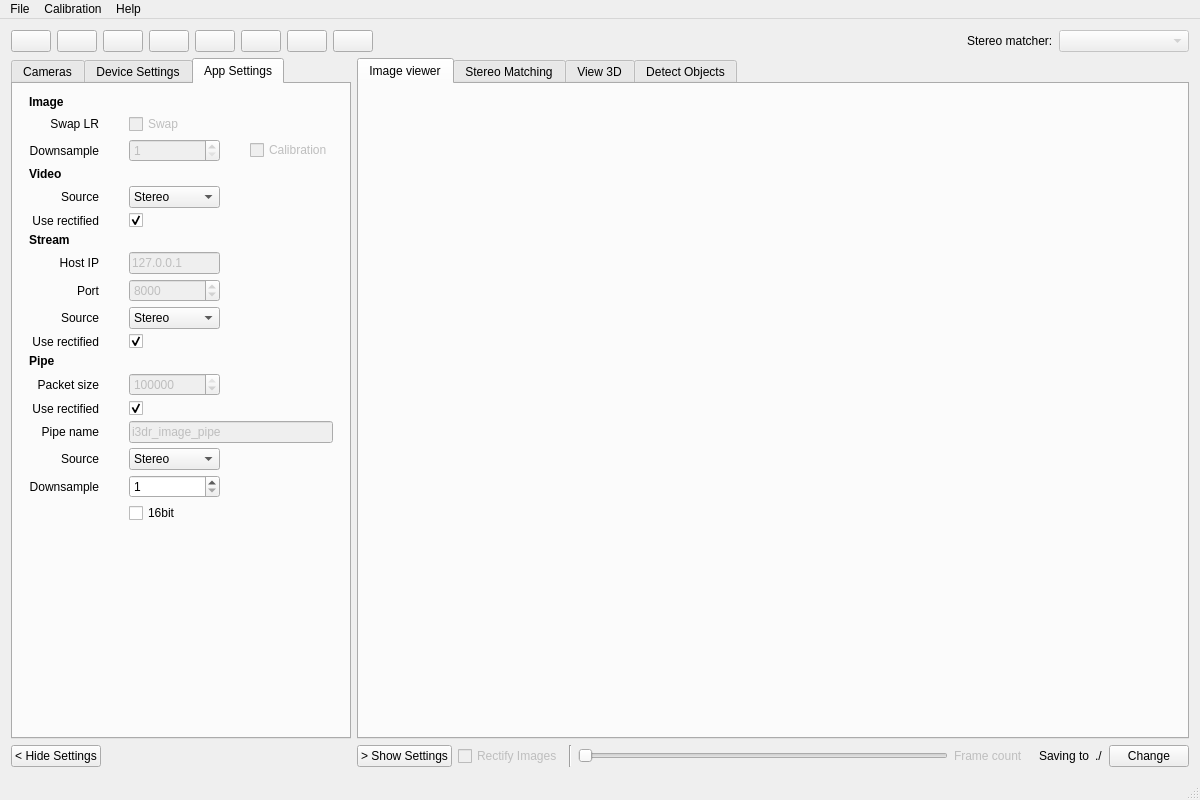
Qt form src/svtkwindow.ui (i3drobotics/stereo-vision-toolkit) before a commit.
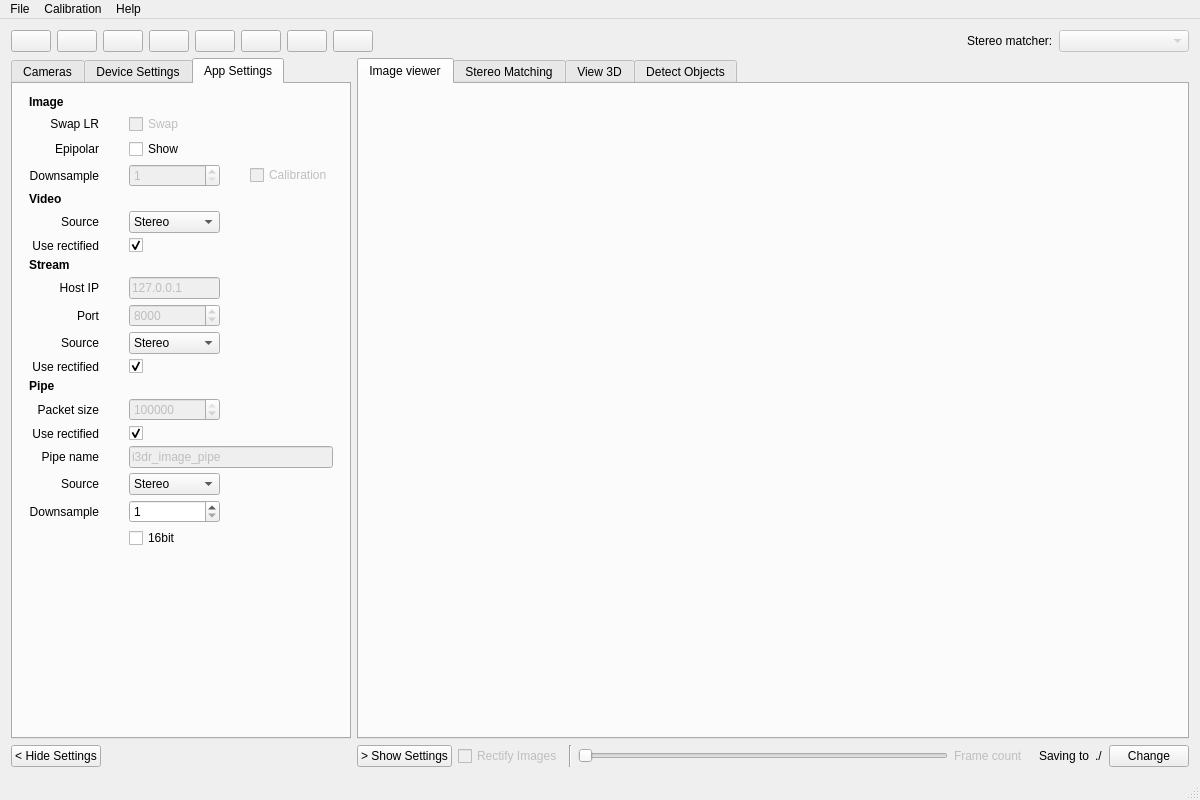
The same form after that commit. The open tabs and pages were chosen to show the change.

Commit message: add epipolar lines

Patch:
```diff
--- a/src/svtkwindow.ui
+++ b/src/svtkwindow.ui
@@ -799,30 +799,53 @@
                <property name="verticalSpacing">
                 <number>5</number>
                </property>
-               <item row="8" column="1">
-                <widget class="QSpinBox" name="spinBoxStreamPort">
-                 <property name="enabled">
-                  <bool>false</bool>
+               <item row="6" column="1">
+                <widget class="QCheckBox" name="checkBoxVideoUseRectified">
+                 <property name="text">
+                  <string/>
                  </property>
-                 <property name="maximum">
-                  <number>9999</number>
-                 </property>
-                 <property name="value">
-                  <number>8000</number>
+                 <property name="checked">
+                  <bool>true</bool>
                  </property>
                 </widget>
                </item>
-               <item row="5" column="0">
-                <widget class="QLabel" name="lblVideoUseRectified">
+               <item row="13" column="0">
+                <widget class="QLabel" name="lblPiperPacketSize">
                  <property name="text">
-                  <string>Use rectified</string>
+                  <string>Packet size</string>
                  </property>
                  <property name="alignment">
                   <set>Qt::AlignRight|Qt::AlignTrailing|Qt::AlignVCenter</set>
                  </property>
                 </widget>
                </item>
-               <item row="12" column="1">
+               <item row="22" column="1">
+                <spacer name="horizontalSpacer_10">
+                 <property name="orientation">
+                  <enum>Qt::Horizontal</enum>
+                 </property>
+                 <property name="sizeHint" stdset="0">
+                  <size>
+                   <width>40</width>
+                   <height>20</height>
+                  </size>
+                 </property>
+                </spacer>
+               </item>
+               <item row="22" column="2">
+                <spacer name="horizontalSpacer_11">
+                 <property name="orientation">
+                  <enum>Qt::Horizontal</enum>
+                 </property>
+                 <property name="sizeHint" stdset="0">
+                  <size>
+                   <width>40</width>
+                   <height>20</height>
+                  </size>
+                 </property>
+                </spacer>
+               </item>
+               <item row="13" column="1">
                 <widget class="QSpinBox" name="spinBoxPipePacketSize">
                  <property name="enabled">
                   <bool>false</bool>
@@ -838,115 +861,8 @@
                  </property>
                 </widget>
                </item>
-               <item row="6" column="0">
-                <widget class="QLabel" name="lblStreamerSettings">
-                 <property name="text">
-                  <string>&lt;html&gt;&lt;head/&gt;&lt;body&gt;&lt;p&gt;&lt;span style=&quot; font-weight:600;&quot;&gt;Stream&lt;/span&gt;&lt;/p&gt;&lt;/body&gt;&lt;/html&gt;</string>
-                 </property>
-                </widget>
-               </item>
-               <item row="21" column="1">
-                <spacer name="horizontalSpacer_10">
-                 <property name="orientation">
-                  <enum>Qt::Horizontal</enum>
-                 </property>
-                 <property name="sizeHint" stdset="0">
-                  <size>
-                   <width>40</width>
-                   <height>20</height>
-                  </size>
-                 </property>
-                </spacer>
-               </item>
-               <item row="15" column="0">
-                <widget class="QLabel" name="lblPipeSource">
-                 <property name="text">
-                  <string>Source</string>
-                 </property>
-                 <property name="alignment">
-                  <set>Qt::AlignRight|Qt::AlignTrailing|Qt::AlignVCenter</set>
-                 </property>
-                </widget>
-               </item>
-               <item row="9" column="0">
-                <widget class="QLabel" name="lblStreamerSource">
-                 <property name="text">
-                  <string>Source</string>
-                 </property>
-                 <property name="alignment">
-                  <set>Qt::AlignRight|Qt::AlignTrailing|Qt::AlignVCenter</set>
-                 </property>
-                </widget>
-               </item>
-               <item row="21" column="2">
-                <spacer name="horizontalSpacer_11">
-                 <property name="orientation">
-                  <enum>Qt::Horizontal</enum>
-                 </property>
-                 <property name="sizeHint" stdset="0">
-                  <size>
-                   <width>40</width>
-                   <height>20</height>
-                  </size>
-                 </property>
-                </spacer>
-               </item>
-               <item row="3" column="0">
-                <widget class="QLabel" name="lblVideoSettings">
-                 <property name="text">
-                  <string>&lt;html&gt;&lt;head/&gt;&lt;body&gt;&lt;p&gt;&lt;span style=&quot; font-weight:600;&quot;&gt;Video&lt;/span&gt;&lt;/p&gt;&lt;/body&gt;&lt;/html&gt;</string>
-                 </property>
-                </widget>
-               </item>
-               <item row="11" column="0">
-                <widget class="QLabel" name="lblPipeSettings">
-                 <property name="text">
-                  <string>&lt;html&gt;&lt;head/&gt;&lt;body&gt;&lt;p&gt;&lt;span style=&quot; font-weight:600;&quot;&gt;Pipe&lt;/span&gt;&lt;/p&gt;&lt;/body&gt;&lt;/html&gt;</string>
-                 </property>
-                </widget>
-               </item>
-               <item row="2" column="2">
-                <widget class="QCheckBox" name="toggleCalibrationDownsample">
-                 <property name="enabled">
-                  <bool>false</bool>
-                 </property>
-                 <property name="text">
-                  <string>Calibration</string>
-                 </property>
-                </widget>
-               </item>
                <item row="16" column="1">
-                <widget class="QSpinBox" name="spinBoxPipeDownsample">
-                 <property name="minimum">
-                  <number>1</number>
-                 </property>
-                 <property name="maximum">
-                  <number>10</number>
-                 </property>
-                </widget>
-               </item>
-               <item row="16" column="0">
-                <widget class="QLabel" name="label">
-                 <property name="text">
-                  <string>Downsample</string>
-                 </property>
-                 <property name="alignment">
-                  <set>Qt::AlignRight|Qt::AlignTrailing|Qt::AlignVCenter</set>
-                 </property>
-                </widget>
-               </item>
-               <item row="13" column="1">
-                <widget class="QCheckBox" name="checkBoxPiperUseRectified">
-                 <property name="text">
-                  <string/>
-                 </property>
-                 <property name="checked">
-                  <bool>true</bool>
-                 </property>
-                </widget>
-               </item>
-               <item row="4" column="1">
-                <widget class="QComboBox" name="comboBoxVideoSource">
+                <widget class="QComboBox" name="comboBoxPiperSource">
                  <item>
                   <property name="text">
                    <string>Stereo</string>
@@ -967,51 +883,36 @@
                    <string>Disparity</string>
                   </property>
                  </item>
+                 <item>
+                  <property name="text">
+                   <string>RGBD</string>
+                  </property>
+                 </item>
                 </widget>
                </item>
-               <item row="13" column="0">
-                <widget class="QLabel" name="lblPipeUseRectified">
+               <item row="9" column="0">
+                <widget class="QLabel" name="lblPort">
                  <property name="text">
-                  <string>Use rectified</string>
+                  <string>Port</string>
                  </property>
                  <property name="alignment">
                   <set>Qt::AlignRight|Qt::AlignTrailing|Qt::AlignVCenter</set>
                  </property>
                 </widget>
                </item>
-               <item row="14" column="0">
-                <widget class="QLabel" name="lblPipeName">
-                 <property name="text">
-                  <string>Pipe name</string>
+               <item row="9" column="1">
+                <widget class="QSpinBox" name="spinBoxStreamPort">
+                 <property name="enabled">
+                  <bool>false</bool>
                  </property>
-                 <property name="alignment">
-                  <set>Qt::AlignRight|Qt::AlignTrailing|Qt::AlignVCenter</set>
+                 <property name="maximum">
+                  <number>9999</number>
                  </property>
-                </widget>
-               </item>
-               <item row="7" column="0">
-                <widget class="QLabel" name="lblHostIP">
-                 <property name="text">
-                  <string>Host IP</string>
+                 <property name="value">
+                  <number>8000</number>
                  </property>
-                 <property name="alignment">
-                  <set>Qt::AlignRight|Qt::AlignTrailing|Qt::AlignVCenter</set>
-                 </property>
                 </widget>
                </item>
-               <item row="23" column="1">
-                <spacer name="verticalSpacer_4">
-                 <property name="orientation">
-                  <enum>Qt::Vertical</enum>
-                 </property>
-                 <property name="sizeHint" stdset="0">
-                  <size>
-                   <width>20</width>
-                   <height>40</height>
-                  </size>
-                 </property>
-                </spacer>
-               </item>
                <item row="0" column="0">
                 <widget class="QLabel" name="lblImageSettings">
                  <property name="text">
@@ -1019,33 +920,20 @@
                  </property>
                 </widget>
                </item>
-               <item row="10" column="0">
-                <widget class="QLabel" name="lblStreamerUseRectified">
+               <item row="15" column="0">
+                <widget class="QLabel" name="lblPipeName">
                  <property name="text">
-                  <string>Use rectified</string>
+                  <string>Pipe name</string>
                  </property>
                  <property name="alignment">
                   <set>Qt::AlignRight|Qt::AlignTrailing|Qt::AlignVCenter</set>
                  </property>
                 </widget>
                </item>
-               <item row="10" column="1">
-                <widget class="QCheckBox" name="checkBoxStreamerUseRectified">
+               <item row="18" column="1">
+                <widget class="QCheckBox" name="checkBox16">
                  <property name="text">
-                  <string/>
-                 </property>
-                 <property name="checked">
-                  <bool>true</bool>
-                 </property>
-                </widget>
-               </item>
-               <item row="14" column="1" colspan="2">
-                <widget class="QLineEdit" name="txtPipeName">
-                 <property name="enabled">
-                  <bool>false</bool>
-                 </property>
-                 <property name="text">
-                  <string>i3dr_image_pipe</string>
+                  <string>16bit</string>
                  </property>
                 </widget>
                </item>
@@ -1062,79 +950,30 @@
                  </property>
                 </widget>
                </item>
-               <item row="5" column="1">
-                <widget class="QCheckBox" name="checkBoxVideoUseRectified">
+               <item row="6" column="0">
+                <widget class="QLabel" name="lblVideoUseRectified">
                  <property name="text">
-                  <string/>
+                  <string>Use rectified</string>
                  </property>
-                 <property name="checked">
-                  <bool>true</bool>
+                 <property name="alignment">
+                  <set>Qt::AlignRight|Qt::AlignTrailing|Qt::AlignVCenter</set>
                  </property>
                 </widget>
                </item>
-               <item row="21" column="0">
-                <spacer name="horizontalSpacer_9">
+               <item row="24" column="1">
+                <spacer name="verticalSpacer_4">
                  <property name="orientation">
-                  <enum>Qt::Horizontal</enum>
+                  <enum>Qt::Vertical</enum>
                  </property>
                  <property name="sizeHint" stdset="0">
                   <size>
-                   <width>40</width>
-                   <height>20</height>
+                   <width>20</width>
+                   <height>40</height>
                   </size>
                  </property>
                 </spacer>
                </item>
-               <item row="4" column="0">
-                <widget class="QLabel" name="lblVideoSource">
-                 <property name="text">
-                  <string>Source</string>
-                 </property>
-                 <property name="alignment">
-                  <set>Qt::AlignRight|Qt::AlignTrailing|Qt::AlignVCenter</set>
-                 </property>
-                </widget>
-               </item>
-               <item row="15" column="1">
-                <widget class="QComboBox" name="comboBoxPiperSource">
-                 <item>
-                  <property name="text">
-                   <string>Stereo</string>
-                  </property>
-                 </item>
-                 <item>
-                  <property name="text">
-                   <string>Left</string>
-                  </property>
-                 </item>
-                 <item>
-                  <property name="text">
-                   <string>Right</string>
-                  </property>
-                 </item>
-                 <item>
-                  <property name="text">
-                   <string>Disparity</string>
-                  </property>
-                 </item>
-                 <item>
-                  <property name="text">
-                   <string>RGBD</string>
-                  </property>
-                 </item>
-                </widget>
-               </item>
-               <item row="12" column="0">
-                <widget class="QLabel" name="lblPiperPacketSize">
-                 <property name="text">
-                  <string>Packet size</string>
-                 </property>
-                 <property name="alignment">
-                  <set>Qt::AlignRight|Qt::AlignTrailing|Qt::AlignVCenter</set>
-                 </property>
-                </widget>
-               </item>
-               <item row="2" column="1">
+               <item row="3" column="1">
                 <widget class="QSpinBox" name="spinBoxDownsample">
                  <property name="enabled">
                   <bool>false</bool>
@@ -1159,7 +998,91 @@
                  </property>
                 </widget>
                </item>
-               <item row="2" column="0">
+               <item row="10" column="1">
+                <widget class="QComboBox" name="comboBoxStreamerSource">
+                 <item>
+                  <property name="text">
+                   <string>Stereo</string>
+                  </property>
+                 </item>
+                 <item>
+                  <property name="text">
+                   <string>Left</string>
+                  </property>
+                 </item>
+                 <item>
+                  <property name="text">
+                   <string>Right</string>
+                  </property>
+                 </item>
+                 <item>
+                  <property name="text">
+                   <string>Disparity</string>
+                  </property>
+                 </item>
+                </widget>
+               </item>
+               <item row="14" column="0">
+                <widget class="QLabel" name="lblPipeUseRectified">
+                 <property name="text">
+                  <string>Use rectified</string>
+                 </property>
+                 <property name="alignment">
+                  <set>Qt::AlignRight|Qt::AlignTrailing|Qt::AlignVCenter</set>
+                 </property>
+                </widget>
+               </item>
+               <item row="17" column="0">
+                <widget class="QLabel" name="label">
+                 <property name="text">
+                  <string>Downsample</string>
+                 </property>
+                 <property name="alignment">
+                  <set>Qt::AlignRight|Qt::AlignTrailing|Qt::AlignVCenter</set>
+                 </property>
+                </widget>
+               </item>
+               <item row="5" column="0">
+                <widget class="QLabel" name="lblVideoSource">
+                 <property name="text">
+                  <string>Source</string>
+                 </property>
+                 <property name="alignment">
+                  <set>Qt::AlignRight|Qt::AlignTrailing|Qt::AlignVCenter</set>
+                 </property>
+                </widget>
+               </item>
+               <item row="11" column="0">
+                <widget class="QLabel" name="lblStreamerUseRectified">
+                 <property name="text">
+                  <string>Use rectified</string>
+                 </property>
+                 <property name="alignment">
+                  <set>Qt::AlignRight|Qt::AlignTrailing|Qt::AlignVCenter</set>
+                 </property>
+                </widget>
+               </item>
+               <item row="8" column="1">
+                <widget class="QLineEdit" name="txtStreamerHostIP">
+                 <property name="enabled">
+                  <bool>false</bool>
+                 </property>
+                 <property name="text">
+                  <string>127.0.0.1</string>
+                 </property>
+                </widget>
+               </item>
+               <item row="16" column="0">
+                <widget class="QLabel" name="lblPipeSource">
+                 <property name="text">
+                  <string>Source</string>
+                 </property>
+                 <property name="alignment">
+                  <set>Qt::AlignRight|Qt::AlignTrailing|Qt::AlignVCenter</set>
+                 </property>
+                </widget>
+               </item>
+               <item row="3" column="0">
                 <widget class="QLabel" name="lblDownsample">
                  <property name="enabled">
                   <bool>true</bool>
@@ -1172,16 +1095,134 @@
                  </property>
                 </widget>
                </item>
+               <item row="4" column="0">
+                <widget class="QLabel" name="lblVideoSettings">
+                 <property name="text">
+                  <string>&lt;html&gt;&lt;head/&gt;&lt;body&gt;&lt;p&gt;&lt;span style=&quot; font-weight:600;&quot;&gt;Video&lt;/span&gt;&lt;/p&gt;&lt;/body&gt;&lt;/html&gt;</string>
+                 </property>
+                </widget>
+               </item>
+               <item row="14" column="1">
+                <widget class="QCheckBox" name="checkBoxPiperUseRectified">
+                 <property name="text">
+                  <string/>
+                 </property>
+                 <property name="checked">
+                  <bool>true</bool>
+                 </property>
+                </widget>
+               </item>
+               <item row="22" column="0">
+                <spacer name="horizontalSpacer_9">
+                 <property name="orientation">
+                  <enum>Qt::Horizontal</enum>
+                 </property>
+                 <property name="sizeHint" stdset="0">
+                  <size>
+                   <width>40</width>
+                   <height>20</height>
+                  </size>
+                 </property>
+                </spacer>
+               </item>
                <item row="8" column="0">
-                <widget class="QLabel" name="lblPort">
+                <widget class="QLabel" name="lblHostIP">
                  <property name="text">
-                  <string>Port</string>
+                  <string>Host IP</string>
                  </property>
                  <property name="alignment">
                   <set>Qt::AlignRight|Qt::AlignTrailing|Qt::AlignVCenter</set>
                  </property>
                 </widget>
                </item>
+               <item row="15" column="1" colspan="2">
+                <widget class="QLineEdit" name="txtPipeName">
+                 <property name="enabled">
+                  <bool>false</bool>
+                 </property>
+                 <property name="text">
+                  <string>i3dr_image_pipe</string>
+                 </property>
+                </widget>
+               </item>
+               <item row="12" column="0">
+                <widget class="QLabel" name="lblPipeSettings">
+                 <property name="text">
+                  <string>&lt;html&gt;&lt;head/&gt;&lt;body&gt;&lt;p&gt;&lt;span style=&quot; font-weight:600;&quot;&gt;Pipe&lt;/span&gt;&lt;/p&gt;&lt;/body&gt;&lt;/html&gt;</string>
+                 </property>
+                </widget>
+               </item>
+               <item row="3" column="2">
+                <widget class="QCheckBox" name="toggleCalibrationDownsample">
+                 <property name="enabled">
+                  <bool>false</bool>
+                 </property>
+                 <property name="text">
+                  <string>Calibration</string>
+                 </property>
+                </widget>
+               </item>
+               <item row="7" column="0">
+                <widget class="QLabel" name="lblStreamerSettings">
+                 <property name="text">
+                  <string>&lt;html&gt;&lt;head/&gt;&lt;body&gt;&lt;p&gt;&lt;span style=&quot; font-weight:600;&quot;&gt;Stream&lt;/span&gt;&lt;/p&gt;&lt;/body&gt;&lt;/html&gt;</string>
+                 </property>
+                </widget>
+               </item>
+               <item row="10" column="0">
+                <widget class="QLabel" name="lblStreamerSource">
+                 <property name="text">
+                  <string>Source</string>
+                 </property>
+                 <property name="alignment">
+                  <set>Qt::AlignRight|Qt::AlignTrailing|Qt::AlignVCenter</set>
+                 </property>
+                </widget>
+               </item>
+               <item row="5" column="1">
+                <widget class="QComboBox" name="comboBoxVideoSource">
+                 <item>
+                  <property name="text">
+                   <string>Stereo</string>
+                  </property>
+                 </item>
+                 <item>
+                  <property name="text">
+                   <string>Left</string>
+                  </property>
+                 </item>
+                 <item>
+                  <property name="text">
+                   <string>Right</string>
+                  </property>
+                 </item>
+                 <item>
+                  <property name="text">
+                   <string>Disparity</string>
+                  </property>
+                 </item>
+                </widget>
+               </item>
+               <item row="11" column="1">
+                <widget class="QCheckBox" name="checkBoxStreamerUseRectified">
+                 <property name="text">
+                  <string/>
+                 </property>
+                 <property name="checked">
+                  <bool>true</bool>
+                 </property>
+                </widget>
+               </item>
+               <item row="17" column="1">
+                <widget class="QSpinBox" name="spinBoxPipeDownsample">
+                 <property name="minimum">
+                  <number>1</number>
+                 </property>
+                 <property name="maximum">
+                  <number>10</number>
+                 </property>
+                </widget>
+               </item>
                <item row="1" column="1">
                 <widget class="QCheckBox" name="toggleSwapLeftRight">
                  <property name="enabled">
@@ -1201,44 +1242,20 @@
                  </property>
                 </widget>
                </item>
-               <item row="9" column="1">
-                <widget class="QComboBox" name="comboBoxStreamerSource">
-                 <item>
-                  <property name="text">
-                   <string>Stereo</string>
-                  </property>
-                 </item>
-                 <item>
-                  <property name="text">
-                   <string>Left</string>
-                  </property>
-                 </item>
-                 <item>
-                  <property name="text">
-                   <string>Right</string>
-                  </property>
-                 </item>
-                 <item>
-                  <property name="text">
-                   <string>Disparity</string>
-                  </property>
-                 </item>
-                </widget>
-               </item>
-               <item row="7" column="1">
-                <widget class="QLineEdit" name="txtStreamerHostIP">
-                 <property name="enabled">
-                  <bool>false</bool>
-                 </property>
+               <item row="2" column="1">
+                <widget class="QCheckBox" name="checkBoxShowEpipolar">
                  <property name="text">
-                  <string>127.0.0.1</string>
+                  <string>Show</string>
                  </property>
                 </widget>
                </item>
-               <item row="17" column="1">
-                <widget class="QCheckBox" name="checkBox16">
+               <item row="2" column="0">
+                <widget class="QLabel" name="label_2">
                  <property name="text">
-                  <string>16bit</string>
+                  <string>Epipolar</string>
+                 </property>
+                 <property name="alignment">
+                  <set>Qt::AlignRight|Qt::AlignTrailing|Qt::AlignVCenter</set>
                  </property>
                 </widget>
                </item>
@@ -1268,7 +1285,7 @@
            <enum>QTabWidget::North</enum>
           </property>
           <property name="currentIndex">
-           <number>3</number>
+           <number>0</number>
           </property>
           <widget class="QWidget" name="imageViewTab">
            <attribute name="title">
```
The commit also changes 4 other files.
